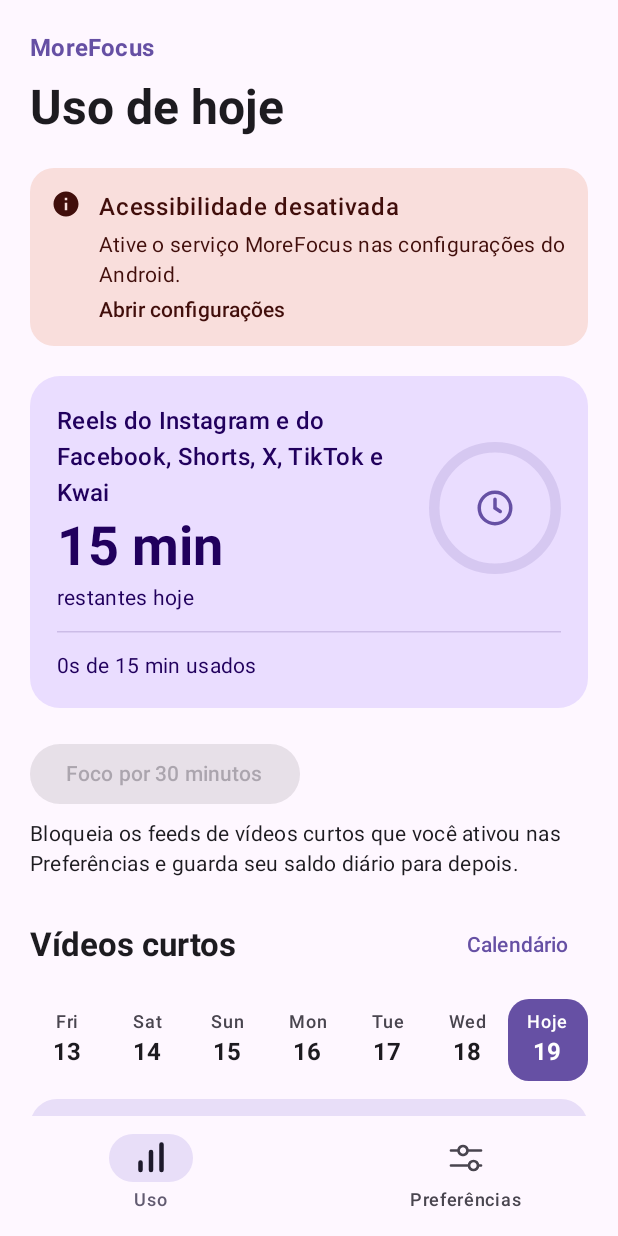
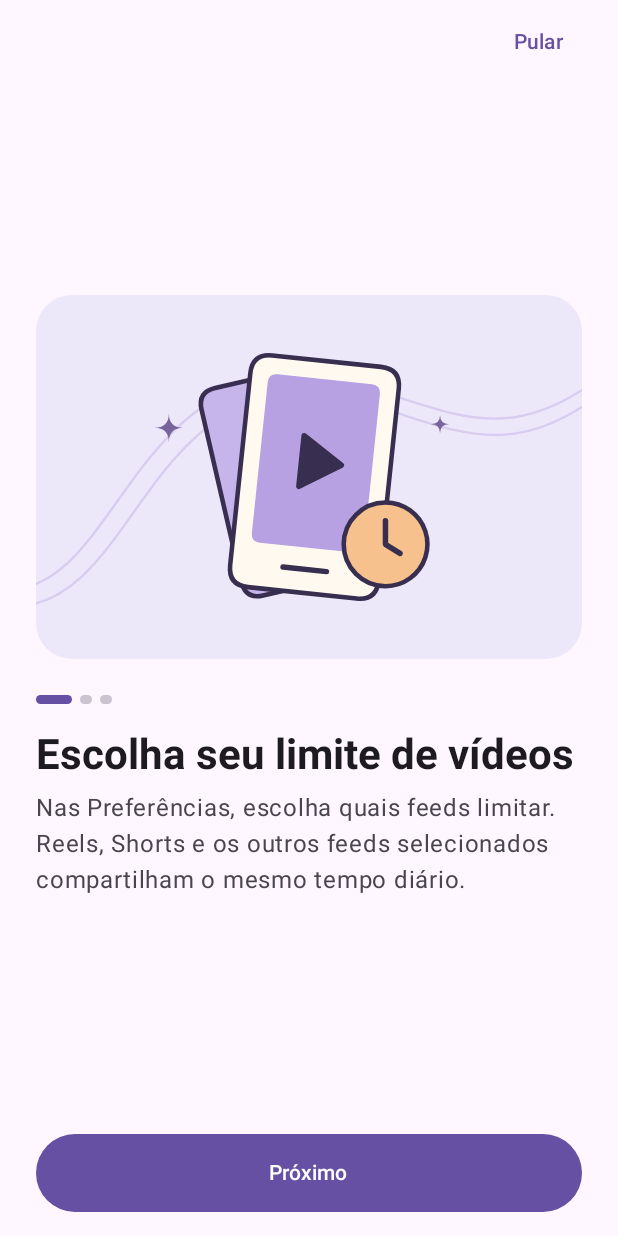
Before and after one commit to israNascimento/more-focus, an Android app built with Jetpack Compose: the screen it shows after launch (MainActivity), on a phone screen of 412 x 824 dp. Run offline under Robolectric (Android 15) with nearby library versions, the phone set to English and light mode, and no system bars.

Commit message:
Add first-launch onboarding for MoreFocus

```diff
--- a/app/src/main/java/br/com/morefocus/MainActivity.kt
+++ b/app/src/main/java/br/com/morefocus/MainActivity.kt
@@ -51,6 +51,7 @@ import androidx.compose.ui.unit.dp
 import androidx.core.content.edit
 import androidx.lifecycle.Lifecycle
 import androidx.lifecycle.ViewModelProvider
+import androidx.lifecycle.compose.LifecycleResumeEffect
 import androidx.lifecycle.compose.LocalLifecycleOwner
 import androidx.lifecycle.repeatOnLifecycle
 import androidx.lifecycle.compose.collectAsStateWithLifecycle
@@ -67,6 +68,8 @@ import br.com.morefocus.ui.MoreFocusUiState
 import br.com.morefocus.ui.MoreFocusViewModel
 import br.com.morefocus.ui.theme.MoreFocusTheme
 import kotlinx.coroutines.delay
+
+internal const val ONBOARDING_COMPLETED = "onboarding_completed"
 
 class MainActivity : ComponentActivity() {
     private val notificationPermission = registerForActivityResult(
@@ -87,9 +90,25 @@ class MainActivity : ComponentActivity() {
     override fun onCreate(savedInstanceState: Bundle?) {
         super.onCreate(savedInstanceState)
         enableEdgeToEdge()
+        val preferences = getPreferences(MODE_PRIVATE)
 
         setContent {
             MoreFocusTheme(dynamicColor = false) {
+                var completed by remember { mutableStateOf(preferences.getBoolean(ONBOARDING_COMPLETED, false)) }
+                if (!completed) {
+                    OnboardingScreen(onFinish = {
+                        preferences.edit { putBoolean(ONBOARDING_COMPLETED, true) }
+                        completed = true
+                    })
+                    return@MoreFocusTheme
+                }
+                LifecycleResumeEffect(Unit) {
+                    val stopObservingUsage = viewModel.observeVisibleUsage()
+                    viewModel.refresh()
+                    val state = viewModel.uiState.value
+                    if (state.serviceEnabled && state.showUsageNotification) requestNotificationPermission()
+                    onPauseOrDispose { stopObservingUsage() }
+                }
                 MoreFocusApp(
                     viewModel = viewModel,
                     onShowUsageNotificationChange = { show ->
@@ -100,22 +119,6 @@ class MainActivity : ComponentActivity() {
                 )
             }
         }
-    }
-
-    private var stopObservingUsage: (() -> Unit)? = null
-
-    override fun onResume() {
-        super.onResume()
-        stopObservingUsage = viewModel.observeVisibleUsage()
-        viewModel.refresh()
-        val state = viewModel.uiState.value
-        if (state.serviceEnabled && state.showUsageNotification) requestNotificationPermission()
-    }
-
-    override fun onPause() {
-        stopObservingUsage?.invoke()
-        stopObservingUsage = null
-        super.onPause()
     }
 
     private fun requestNotificationPermission(userInitiated: Boolean = false) {
--- /dev/null
+++ b/app/src/main/java/br/com/morefocus/OnboardingScreen.kt
@@ -0,0 +1,118 @@
+package br.com.morefocus
+
+import androidx.activity.compose.BackHandler
+import androidx.annotation.DrawableRes
+import androidx.annotation.StringRes
+import androidx.compose.foundation.Image
+import androidx.compose.foundation.background
+import androidx.compose.foundation.layout.Arrangement
+import androidx.compose.foundation.layout.Column
+import androidx.compose.foundation.layout.Row
+import androidx.compose.foundation.layout.Spacer
+import androidx.compose.foundation.layout.aspectRatio
+import androidx.compose.foundation.layout.fillMaxSize
+import androidx.compose.foundation.layout.fillMaxWidth
+import androidx.compose.foundation.layout.height
+import androidx.compose.foundation.layout.heightIn
+import androidx.compose.foundation.layout.padding
+import androidx.compose.foundation.layout.size
+import androidx.compose.foundation.layout.widthIn
+import androidx.compose.foundation.rememberScrollState
+import androidx.compose.foundation.shape.CircleShape
+import androidx.compose.foundation.shape.RoundedCornerShape
+import androidx.compose.foundation.verticalScroll
+import androidx.compose.material3.Button
+import androidx.compose.material3.MaterialTheme
+import androidx.compose.material3.Scaffold
+import androidx.compose.material3.Text
+import androidx.compose.material3.TextButton
+import androidx.compose.runtime.Composable
+import androidx.compose.runtime.getValue
+import androidx.compose.runtime.key
+import androidx.compose.runtime.mutableIntStateOf
+import androidx.compose.runtime.saveable.rememberSaveable
+import androidx.compose.runtime.setValue
+import androidx.compose.ui.Alignment
+import androidx.compose.ui.Modifier
+import androidx.compose.ui.draw.clip
+import androidx.compose.ui.res.painterResource
+import androidx.compose.ui.res.stringResource
+import androidx.compose.ui.semantics.contentDescription
+import androidx.compose.ui.semantics.heading
+import androidx.compose.ui.semantics.paneTitle
+import androidx.compose.ui.semantics.semantics
+import androidx.compose.ui.text.font.FontWeight
+import androidx.compose.ui.unit.dp
+
+private enum class OnboardingSlide(@DrawableRes val image: Int, @StringRes val title: Int, @StringRes val body: Int) {
+    Limits(R.drawable.onboarding_limits, R.string.onboarding_limits_title, R.string.onboarding_limits_body),
+    Focus(R.drawable.onboarding_focus, R.string.onboarding_focus_title, R.string.onboarding_focus_body),
+    History(R.drawable.onboarding_history, R.string.onboarding_history_title, R.string.onboarding_history_body)
+}
+
+@Composable
+internal fun OnboardingScreen(onFinish: () -> Unit) {
+    val slides = OnboardingSlide.entries
+    var index by rememberSaveable { mutableIntStateOf(0) }
+    val slide = slides[index]
+    val last = index == slides.lastIndex
+    val title = stringResource(slide.title)
+    val progress = stringResource(R.string.onboarding_progress, index + 1, slides.size)
+    val previousSlide = { index = slide.ordinal - 1 }
+    BackHandler(enabled = index > 0, onBack = previousSlide)
+
+    Scaffold { insets ->
+        Column(
+            Modifier.fillMaxSize().padding(insets).padding(horizontal = 24.dp),
+            horizontalAlignment = Alignment.CenterHorizontally
+        ) {
+            Row(
+                Modifier.widthIn(max = 440.dp).fillMaxWidth().padding(top = 4.dp),
+                verticalAlignment = Alignment.CenterVertically
+            ) {
+                if (index > 0) {
+                    TextButton(onClick = previousSlide) { Text(stringResource(R.string.onboarding_back)) }
+                }
+                Spacer(Modifier.weight(1f))
+                TextButton(onClick = onFinish) { Text(stringResource(R.string.onboarding_skip)) }
+            }
+            key(slide) {
+                Column(
+                    Modifier.weight(1f).widthIn(max = 440.dp).fillMaxWidth()
+                        .verticalScroll(rememberScrollState()).padding(vertical = 16.dp)
+                        .semantics { paneTitle = title },
+                    verticalArrangement = Arrangement.Center
+                ) {
+                    Image(
+                        painterResource(slide.image), contentDescription = null,
+                        modifier = Modifier.fillMaxWidth().aspectRatio(1.5f).clip(RoundedCornerShape(24.dp))
+                    )
+                    Row(
+                        Modifier.padding(top = 24.dp).semantics { contentDescription = progress },
+                        horizontalArrangement = Arrangement.spacedBy(5.dp)
+                    ) {
+                        slides.indices.forEach { position ->
+                            val active = position == index
+                            Spacer(Modifier.size(if (active) 24.dp else 8.dp, 6.dp).background(
+                                if (active) MaterialTheme.colorScheme.primary else MaterialTheme.colorScheme.outlineVariant,
+                                CircleShape
+                            ))
+                        }
+                    }
+                    Spacer(Modifier.height(16.dp))
+                    Text(title, modifier = Modifier.semantics { heading() },
+                        style = MaterialTheme.typography.headlineMedium, fontWeight = FontWeight.Bold)
+                    Spacer(Modifier.height(8.dp))
+                    Text(stringResource(slide.body), style = MaterialTheme.typography.bodyLarge,
+                        color = MaterialTheme.colorScheme.onSurfaceVariant)
+                }
+            }
+            Button(
+                onClick = { if (last) onFinish() else index = slide.ordinal + 1 },
+                modifier = Modifier.widthIn(max = 440.dp).fillMaxWidth().padding(vertical = 16.dp).heightIn(min = 52.dp)
+            ) {
+                Text(stringResource(if (last) R.string.onboarding_start else R.string.onboarding_next))
+            }
+        }
+    }
+}
--- /dev/null
+++ b/app/src/main/res/drawable/onboarding_focus.xml
@@ -0,0 +1,22 @@
+<vector xmlns:android="http://schemas.android.com/apk/res/android"
+    android:width="300dp" android:height="200dp"
+    android:viewportWidth="300" android:viewportHeight="200">
+    <path android:fillColor="#F9EBDF" android:pathData="M0,0h300v200H0z" />
+    <path android:strokeColor="#EAD6C8" android:strokeWidth="1.3"
+        android:pathData="M-10,134C40,154 90,153 145,108S241,41 312,62 M-10,143C40,163 89,163 148,116S241,50 312,71" />
+    <group android:pivotX="151" android:pivotY="106" android:rotation="9">
+        <path android:fillColor="#B7A1E3" android:strokeColor="#382E50" android:strokeWidth="2.5"
+            android:pathData="M146,44h10v17h-10z M139,36h24q3,0 3,3v5q0,3 -3,3h-24q-3,0 -3,-3v-5q0,-3 3,-3z M186,65l7,-7l7,7l-7,7z" />
+        <path android:fillColor="#B7A1E3" android:strokeColor="#382E50" android:strokeWidth="2.5"
+            android:pathData="M151,55a55,55 0,1 1,-0.01,110a55,55 0,0 1,0.01,-110z" />
+        <path android:fillColor="#FFF9EF" android:strokeColor="#382E50" android:strokeWidth="2"
+            android:pathData="M151,65a45,45 0,1 1,-0.01,90a45,45 0,0 1,0.01,-90z" />
+        <path android:fillColor="#F6C18C" android:pathData="M151,110V70a40,40 0,0 1,0,80z" />
+        <path android:strokeColor="#382E50" android:strokeWidth="2.5" android:strokeLineCap="round"
+            android:pathData="M151,70v5 M191,110h-5 M151,150v-5 M111,110h5 M151,110l19,-19" />
+        <path android:fillColor="#382E50" android:pathData="M151,105a5,5 0,1 1,-0.01,10a5,5 0,0 1,0.01,-10z" />
+    </group>
+    <path android:strokeColor="#78649D" android:strokeWidth="2.5" android:strokeLineCap="round"
+        android:pathData="M83,96l-7,-2 M87,84l-8,-5 M95,73l-4,-7" />
+    <path android:fillColor="#78649D" android:pathData="M221,118q0,8 -8,8q8,0 8,8q0,-8 8,-8q-8,0 -8,-8z" />
+</vector>
--- /dev/null
+++ b/app/src/main/res/drawable/onboarding_history.xml
@@ -0,0 +1,23 @@
+<vector xmlns:android="http://schemas.android.com/apk/res/android"
+    android:width="300dp" android:height="200dp"
+    android:viewportWidth="300" android:viewportHeight="200">
+    <path android:fillColor="#E6EFE9" android:pathData="M0,0h300v200H0z" />
+    <path android:strokeColor="#CCDFD1" android:strokeWidth="1.3"
+        android:pathData="M-10,151C62,150 83,72 154,67S257,91 312,36 M-10,160C63,159 85,81 156,76S258,100 312,45" />
+    <group android:pivotX="150" android:pivotY="100" android:rotation="-6">
+        <path android:fillColor="#B6CDBF" android:strokeColor="#382E50" android:strokeWidth="2.5"
+            android:pathData="M103,56h108q8,0 8,8v88q0,8 -8,8H103q-8,0 -8,-8V64q0,-8 8,-8z" />
+        <path android:fillColor="#FFF9EF" android:strokeColor="#382E50" android:strokeWidth="2.5"
+            android:pathData="M96,49h108q8,0 8,8v88q0,8 -8,8H96q-8,0 -8,-8V57q0,-8 8,-8z" />
+        <path android:fillColor="#B7A1E3" android:strokeColor="#382E50" android:strokeWidth="2.5"
+            android:pathData="M96,49h108q8,0 8,8v17H88V57q0,-8 8,-8z" />
+        <path android:strokeColor="#382E50" android:strokeWidth="4" android:strokeLineCap="round"
+            android:pathData="M113,42v16 M186,42v16" />
+        <path android:fillColor="#CCBCE8" android:pathData="M107,133v-25q0,-3 3,-3h9q3,0 3,3v25z M155,133V97q0,-3 3,-3h9q3,0 3,3v36z" />
+        <path android:fillColor="#766096" android:pathData="M131,133V91q0,-3 3,-3h9q3,0 3,3v42z" />
+        <path android:fillColor="#F6C18C" android:pathData="M179,133v-18q0,-3 3,-3h9q3,0 3,3v18z" />
+        <path android:strokeColor="#382E50" android:strokeWidth="2.5" android:strokeLineCap="round"
+            android:pathData="M103,134h95" />
+    </group>
+    <path android:fillColor="#78649D" android:pathData="M73,103q0,7 -7,7q7,0 7,7q0,-7 7,-7q-7,0 -7,-7z M230,50q0,7 -7,7q7,0 7,7q0,-7 7,-7q-7,0 -7,-7z" />
+</vector>
--- /dev/null
+++ b/app/src/main/res/drawable/onboarding_limits.xml
@@ -0,0 +1,26 @@
+<vector xmlns:android="http://schemas.android.com/apk/res/android"
+    android:width="300dp" android:height="200dp"
+    android:viewportWidth="300" android:viewportHeight="200">
+    <path android:fillColor="#EDE7FA" android:pathData="M0,0h300v200H0z" />
+    <path android:strokeColor="#D8CDEE" android:strokeWidth="1.3"
+        android:pathData="M-16,162C40,162 52,55 131,47S242,104 319,38 M-12,171C48,171 60,64 134,56S244,113 319,47" />
+    <group android:pivotX="149" android:pivotY="101" android:rotation="-13">
+        <path android:fillColor="#C5B5EA" android:strokeColor="#382E50" android:strokeWidth="2.5"
+            android:pathData="M111,41h58q10,0 10,10v97q0,10 -10,10h-58q-10,0 -10,-10V51q0,-10 10,-10z" />
+    </group>
+    <group android:pivotX="153" android:pivotY="100" android:rotation="6">
+        <path android:fillColor="#FFF9EF" android:strokeColor="#382E50" android:strokeWidth="2.5"
+            android:pathData="M123,36h60q11,0 11,11v106q0,11 -11,11h-60q-11,0 -11,-11V47q0,-11 11,-11z" />
+        <path android:fillColor="#B7A1E3"
+            android:pathData="M127,46h52q5,0 5,5v83q0,5 -5,5h-52q-5,0 -5,-5V51q0,-5 5,-5z" />
+        <path android:fillColor="#382E50" android:strokeColor="#382E50" android:strokeWidth="3" android:strokeLineJoin="round"
+            android:pathData="M145,78l22,14l-22,14z" />
+        <path android:strokeColor="#382E50" android:strokeWidth="3" android:strokeLineCap="round"
+            android:pathData="M141,151h24" />
+    </group>
+    <path android:fillColor="#F6C18C" android:strokeColor="#382E50" android:strokeWidth="2.5"
+        android:pathData="M192,114a23,23 0,1 1,-0.01,46a23,23 0,0 1,0.01,-46z" />
+    <path android:strokeColor="#382E50" android:strokeWidth="3" android:strokeLineCap="round" android:strokeLineJoin="round"
+        android:pathData="M192,124v13l8,5" />
+    <path android:fillColor="#78649D" android:pathData="M73,65q0,8 -8,8q8,0 8,8q0,-8 8,-8q-8,0 -8,-8z M222,66q0,5 -5,5q5,0 5,5q0,-5 5,-5q-5,0 -5,-5z" />
+</vector>
--- a/app/src/main/res/values/strings.xml
+++ b/app/src/main/res/values/strings.xml
@@ -3,6 +3,17 @@
     <string name="accessibility_service_label">More Focus</string>
     <string name="accessibility_service_description">Detecta o aplicativo em primeiro plano, Reels do Instagram e do Facebook, YouTube Shorts, vídeos em tela cheia do X, o feed Para Você do TikTok e o feed de vídeos do Kwai para aplicar limites diários locais. O MoreFocus não captura imagens, não grava vídeos e não envia dados.</string>
     <string name="wordmark">MoreFocus</string>
+    <string name="onboarding_limits_title">Escolha seu limite de vídeos</string>
+    <string name="onboarding_limits_body">Nas Preferências, escolha quais feeds limitar. Reels, Shorts e os outros feeds selecionados compartilham o mesmo tempo diário.</string>
+    <string name="onboarding_focus_title">Reserve meia hora de foco</string>
+    <string name="onboarding_focus_body">Precisa estudar ou trabalhar? Na aba Uso, inicie uma sessão de 30 minutos. Os feeds que você escolheu ficam bloqueados até a sessão terminar.</string>
+    <string name="onboarding_history_title">Acompanhe seu tempo</string>
+    <string name="onboarding_history_body">Na aba Uso, veja quanto tempo passou em vídeos curtos hoje. Escolha um dia no calendário para consultar o tempo por aplicativo.</string>
+    <string name="onboarding_progress">Etapa %1$d de %2$d</string>
+    <string name="onboarding_skip">Pular</string>
+    <string name="onboarding_back">Voltar</string>
+    <string name="onboarding_next">Próximo</string>
+    <string name="onboarding_start">Começar</string>
     <string name="accessibility_status_active">Acessibilidade ativa</string>
     <string name="accessibility_status_inactive">Acessibilidade desativada</string>
     <string name="accessibility_status_inactive_description">Ative o serviço MoreFocus nas configurações do Android.</string>
```
Also changed, not shown: 1 other file.
